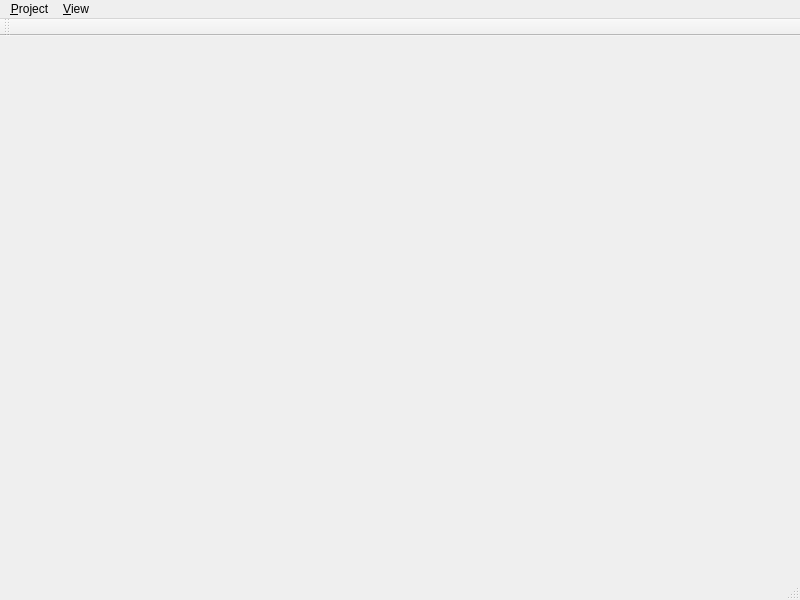
First picture: the form in ui/mainwindow.ui, repository lazarus-pkgs/panini, before the edit.
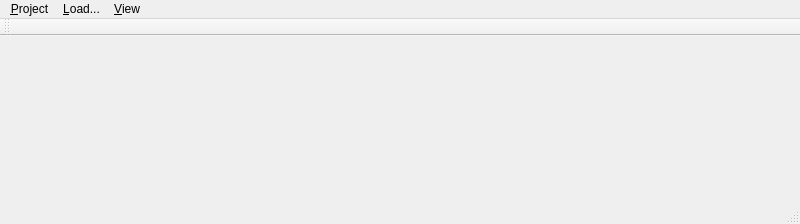
Second picture: the form after the edit.

```diff
--- a/ui/mainwindow.ui
+++ b/ui/mainwindow.ui
@@ -6,7 +6,7 @@
     <x>0</x>
     <y>0</y>
     <width>800</width>
-    <height>600</height>
+    <height>224</height>
    </rect>
   </property>
   <property name="windowTitle" >
@@ -19,7 +19,7 @@
      <x>0</x>
      <y>0</y>
      <width>800</width>
-     <height>22</height>
+     <height>19</height>
     </rect>
    </property>
    <widget class="QMenu" name="menu_File" >
@@ -48,8 +48,24 @@
     <addaction name="actionRoll_Right" />
     <addaction name="actionEye_In" />
     <addaction name="actionEye_Out" />
+    <addaction name="actionFullFrame" />
+    <addaction name="action_SuperFish" />
+    <addaction name="actionReset" />
+   </widget>
+   <widget class="QMenu" name="menuLoad" >
+    <property name="title" >
+     <string>&amp;Load...</string>
+    </property>
+    <addaction name="actionAuto" />
+    <addaction name="actionRectilinear" />
+    <addaction name="actionFisheye" />
+    <addaction name="actionCylindrical" />
+    <addaction name="actionEquirectangular" />
+    <addaction name="actionHemispherical" />
+    <addaction name="actionCube_faces" />
    </widget>
    <addaction name="menu_File" />
+   <addaction name="menuLoad" />
    <addaction name="menu_View" />
   </widget>
   <widget class="QStatusBar" name="statusbar" />
```
Left out of the diff: 84 changed lines with no effect on the pictures.
